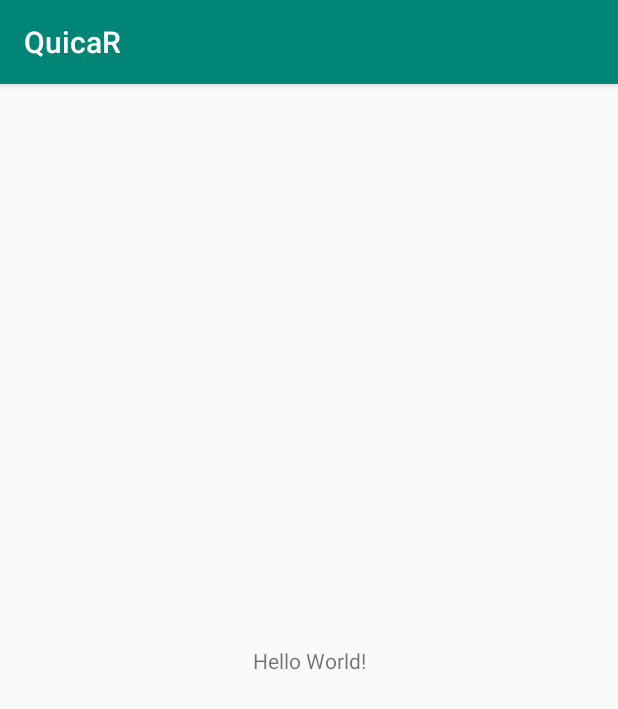
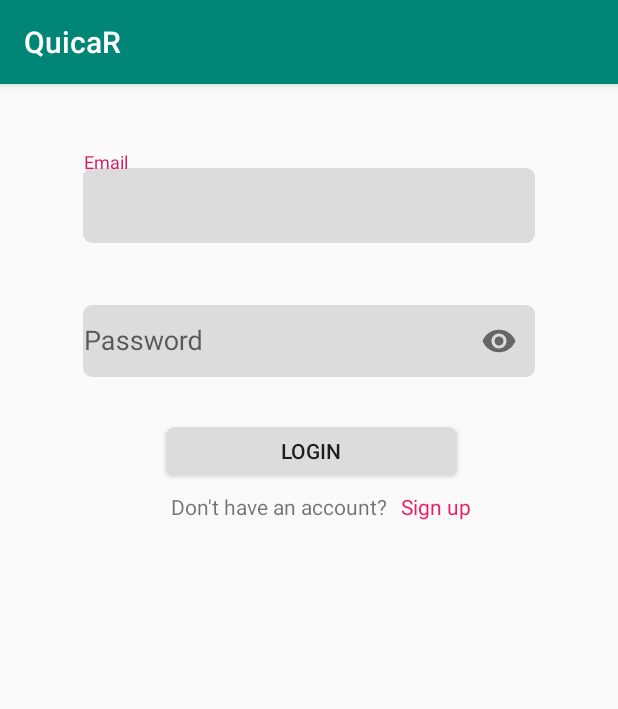
Before and after one commit to CMPUT301W20T16/QuicaR, an Android app: the screen it shows after launch (MainActivity before the commit, Login after it), on a phone screen of 412 x 824 dp. Shown: the top 709 px of the screen. Run offline under Robolectric (Android 15) with nearby library versions, the phone set to English and light mode, and no system bars; our stand-ins replace Firebase (no records; nobody signed in at launch, a user with empty details on screens opened directly).

Commit message:
Merge branch 'pangkaikai' of https://github.com/CMPUT301W20T16/QuicaR into YouweiMushroom
merge pangkangkang without QR, DAvid, Machile

# Conflicts:
#	AndroidStudioProjects/QuicaR/app/src/main/java/com/example/quicar/DiverMode.java
#	AndroidStudioProjects/QuicaR/app/src/main/java/com/example/quicar/DriverInfo.java
#	AndroidStudioProjects/QuicaR/app/src/main/java/com/example/quicar/RiderMode.java

After merge

```diff
--- a/AndroidStudioProjects/QuicaR/app/build.gradle
+++ b/AndroidStudioProjects/QuicaR/app/build.gradle
@@ -10,6 +10,7 @@ android {
         targetSdkVersion 29
         versionCode 1
         versionName "1.0"
+        multiDexEnabled true
         testInstrumentationRunner "androidx.test.runner.AndroidJUnitRunner"
     }
     buildTypes {
@@ -30,4 +31,7 @@ dependencies {
     implementation 'com.google.firebase:firebase-analytics:17.2.2'
     implementation 'com.google.firebase:firebase-auth:19.2.0'
     implementation 'com.google.firebase:firebase-firestore:21.4.0'
+    implementation 'com.google.android.material:material:1.1.0'
+    implementation 'com.android.support:multidex:1.0.3'
+
 }
--- a/AndroidStudioProjects/QuicaR/app/src/main/AndroidManifest.xml
+++ b/AndroidStudioProjects/QuicaR/app/src/main/AndroidManifest.xml
@@ -9,7 +9,9 @@
         android:roundIcon="@mipmap/ic_launcher_round"
         android:supportsRtl="true"
         android:theme="@style/AppTheme">
-        <activity android:name=".MainActivity">
+        <activity android:name=".MainActivity"></activity>
+        <activity android:name=".Register" />
+        <activity android:name=".Login">
             <intent-filter>
                 <action android:name="android.intent.action.MAIN" />
 
--- /dev/null
+++ b/AndroidStudioProjects/QuicaR/app/src/main/java/com/example/quicar/Login.java
@@ -0,0 +1,86 @@
+package com.example.quicar;
+
+import android.content.Intent;
+import android.os.Bundle;
+import android.text.TextUtils;
+import android.view.View;
+import android.widget.Button;
+import android.widget.TextView;
+import android.widget.Toast;
+
+import androidx.annotation.NonNull;
+import androidx.appcompat.app.AppCompatActivity;
+
+import com.google.android.gms.tasks.OnCompleteListener;
+import com.google.android.gms.tasks.Task;
+import com.google.android.material.textfield.TextInputLayout;
+import com.google.firebase.auth.AuthResult;
+import com.google.firebase.auth.FirebaseAuth;
+
+public class Login extends AppCompatActivity {
+    private TextInputLayout email, pwd;
+    private Button loginButton;
+    private TextView signUpButton;
+    FirebaseAuth mAuth;
+
+    @Override
+    protected void onCreate(Bundle savedInstanceState) {
+        super.onCreate(savedInstanceState);
+        setContentView(R.layout.activity_login);
+        this.email = findViewById(R.id.sign_in_email);
+        this.pwd = findViewById(R.id.sign_in_password);
+        loginButton = findViewById(R.id.sign_in_button);
+        signUpButton = findViewById(R.id.signUpText);
+        mAuth = FirebaseAuth.getInstance();
+
+        loginButton.setOnClickListener(new View.OnClickListener() {
+            @Override
+            public void onClick(View v) {
+                final String myEmail = email.getEditText().getText().toString().trim();
+                final String mypwd = pwd.getEditText().getText().toString();
+                if (!validateEmail(myEmail) | !validatePassword(mypwd)) {
+                    return;
+                }
+                mAuth.signInWithEmailAndPassword(myEmail, mypwd).addOnCompleteListener(new OnCompleteListener<AuthResult>() {
+                    @Override
+                    public void onComplete(@NonNull Task<AuthResult> task) {
+                        if (task.isSuccessful()) {
+                            Toast.makeText(Login.this, "Login successful", Toast.LENGTH_SHORT).show();
+                            startActivity(new Intent(getApplicationContext(), MainActivity.class));
+                        } else {
+                            Toast.makeText(Login.this, "Login failed" + task.getException(), Toast.LENGTH_SHORT).show();
+                        }
+                    }
+                });
+            }
+        });
+
+        signUpButton.setOnClickListener(new View.OnClickListener() {
+            @Override
+            public void onClick(View v) {
+                startActivity(new Intent(getApplicationContext(), Register.class));
+            }
+        });
+
+    }
+
+    public boolean validateEmail(String email) {
+        if (TextUtils.isEmpty(email)) {
+            this.email.setError("Field can't be empty");
+            return false ;
+        } else {
+            this.email.setError(null);
+            return true;
+        }
+    }
+
+    public boolean validatePassword(String password) {
+        if (TextUtils.isEmpty(password)) {
+            this.pwd.setError("Field can't be empty");
+            return false ;
+        } else {
+            this.pwd.setError(null);
+            return true;
+        }
+    }
+}
--- /dev/null
+++ b/AndroidStudioProjects/QuicaR/app/src/main/res/drawable/rounded_background.xml
@@ -0,0 +1,16 @@
+<?xml version="1.0" encoding="utf-8"?>
+<shape xmlns:android="http://schemas.android.com/apk/res/android" >
+    <stroke
+        android:width="1dp"
+        android:color="#DCDCDC" />
+
+    <solid android:color="#DCDCDC" />
+
+    <padding
+        android:left="1dp"
+        android:right="1dp"
+        android:bottom="1dp"
+        android:top="1dp" />
+
+    <corners android:radius="5dp" />
+</shape>
--- /dev/null
+++ b/AndroidStudioProjects/QuicaR/app/src/main/res/layout/activity_login.xml
@@ -0,0 +1,92 @@
+<?xml version="1.0" encoding="utf-8"?>
+<LinearLayout xmlns:android="http://schemas.android.com/apk/res/android"
+    xmlns:app="http://schemas.android.com/apk/res-auto"
+    xmlns:tools="http://schemas.android.com/tools"
+    android:orientation="vertical"
+    android:layout_width="match_parent"
+    android:layout_height="match_parent"
+    android:padding="45dp">
+
+    <com.google.android.material.textfield.TextInputLayout
+        android:id="@+id/sign_in_email"
+        android:layout_width="match_parent"
+        android:layout_height="wrap_content"
+        app:errorEnabled="true">
+
+        <com.google.android.material.textfield.TextInputEditText
+            android:layout_width="match_parent"
+            android:layout_height="50dp"
+            android:layout_margin="10dp"
+            android:background="@drawable/rounded_background"
+            android:hint="Email" />
+    </com.google.android.material.textfield.TextInputLayout>
+
+    <com.google.android.material.textfield.TextInputLayout
+        android:id = "@+id/sign_in_password"
+        android:layout_width="match_parent"
+        android:layout_height="wrap_content"
+        app:errorEnabled="true"
+        app:passwordToggleEnabled="true">
+        <com.google.android.material.textfield.TextInputEditText
+            android:layout_width="match_parent"
+            android:layout_height="wrap_content"
+            android:layout_margin="10dp"
+            android:background="@drawable/rounded_background"
+            android:inputType="textPassword"
+            android:hint="Password" />
+
+
+    </com.google.android.material.textfield.TextInputLayout>
+
+
+    <androidx.constraintlayout.widget.ConstraintLayout
+        android:layout_width="324dp"
+        android:layout_height="91dp">
+
+        <Button
+            android:id="@+id/sign_in_button"
+            android:layout_width="194dp"
+            android:layout_height="32dp"
+            android:background="@drawable/rounded_background"
+            android:onClick="@string/sign_in_button"
+            android:text="@string/sign_in_button"
+            app:layout_constraintBottom_toBottomOf="parent"
+            app:layout_constraintEnd_toEndOf="parent"
+            app:layout_constraintStart_toStartOf="parent"
+            app:layout_constraintTop_toTopOf="parent"
+            app:layout_constraintVertical_bias="0.048">
+
+        </Button>
+
+        <TextView
+            android:layout_width="168dp"
+            android:layout_height="19dp"
+            android:text="Don't have an account?"
+            app:layout_constraintBottom_toBottomOf="parent"
+            app:layout_constraintEnd_toEndOf="parent"
+            app:layout_constraintHorizontal_bias="0.44"
+            app:layout_constraintStart_toStartOf="parent"
+            app:layout_constraintTop_toBottomOf="@+id/sign_in_button"
+            app:layout_constraintVertical_bias="0.304" />
+
+        <TextView
+            android:id="@+id/signUpText"
+            android:layout_width="98dp"
+            android:layout_height="19dp"
+            android:layout_marginEnd="4dp"
+            android:layout_marginRight="4dp"
+            android:layout_marginBottom="14dp"
+            android:clickable="true"
+            android:onClick="SignUpText"
+            android:text="Sign up"
+            android:textColor="#E91E63"
+            app:layout_constraintBottom_toBottomOf="parent"
+            app:layout_constraintEnd_toEndOf="parent"
+            app:layout_constraintTop_toBottomOf="@+id/sign_in_button"
+            app:layout_constraintVertical_bias="0.478" />
+
+
+    </androidx.constraintlayout.widget.ConstraintLayout>
+
+
+</LinearLayout>
--- a/AndroidStudioProjects/QuicaR/app/src/main/res/values/strings.xml
+++ b/AndroidStudioProjects/QuicaR/app/src/main/res/values/strings.xml
@@ -1,3 +1,5 @@
 <resources>
     <string name="app_name">QuicaR</string>
+    <string name="sign_in_button">Login</string>
+    <string name="sign_up_button">Sign up</string>
 </resources>
```
Also changed, not shown: AndroidStudioProjects/QuicaR/app/src/main/java/com/example/quicar/Register.java (added, +105 -0 lines), AndroidStudioProjects/QuicaR/app/src/main/java/com/example/quicar/Request.java (+65 -0 lines), AndroidStudioProjects/QuicaR/app/src/main/res/layout/activity_register.xml (added, +105 -0 lines).
